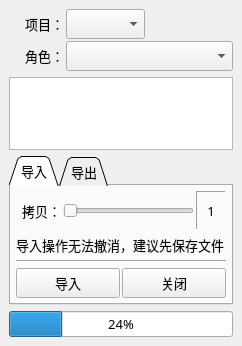
This is commons/ui/motionLib.ui in lonegather/Barbarian as Qt 5 draws it before an edit. The edited form follows.
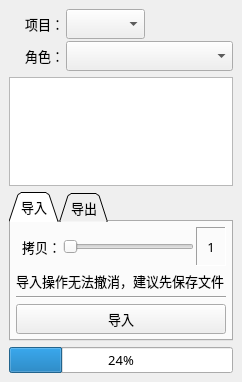
This is the edited form.

```diff
--- a/commons/ui/motionLib.ui
+++ b/commons/ui/motionLib.ui
@@ -7,7 +7,7 @@
     <x>0</x>
     <y>0</y>
     <width>242</width>
-    <height>346</height>
+    <height>382</height>
    </rect>
   </property>
   <property name="font">
@@ -261,11 +261,6 @@
          </widget>
         </item>
         <item>
-         <layout class="QHBoxLayout" name="horizontalLayout">
-          <property name="spacing">
-           <number>2</number>
-          </property>
-          <item>
            <widget class="QPushButton" name="motionLibBtnImport">
             <property name="minimumSize">
              <size>
@@ -287,27 +282,6 @@
             </property>
            </widget>
           </item>
-          <item>
-           <widget class="QPushButton" name="pushButton">
-            <property name="minimumSize">
-             <size>
-              <width>0</width>
-              <height>30</height>
-             </size>
-            </property>
-            <property name="font">
-             <font>
-              <family>微软雅黑</family>
-              <pointsize>10</pointsize>
-             </font>
-            </property>
-            <property name="text">
-             <string>关闭</string>
-            </property>
-           </widget>
-          </item>
-         </layout>
-        </item>
        </layout>
       </widget>
       <widget class="QWidget" name="tab_2">
```
Left out of the diff: 58 changed lines with no effect on the pictures. Lines whose indentation alone changed are shown as unchanged.
